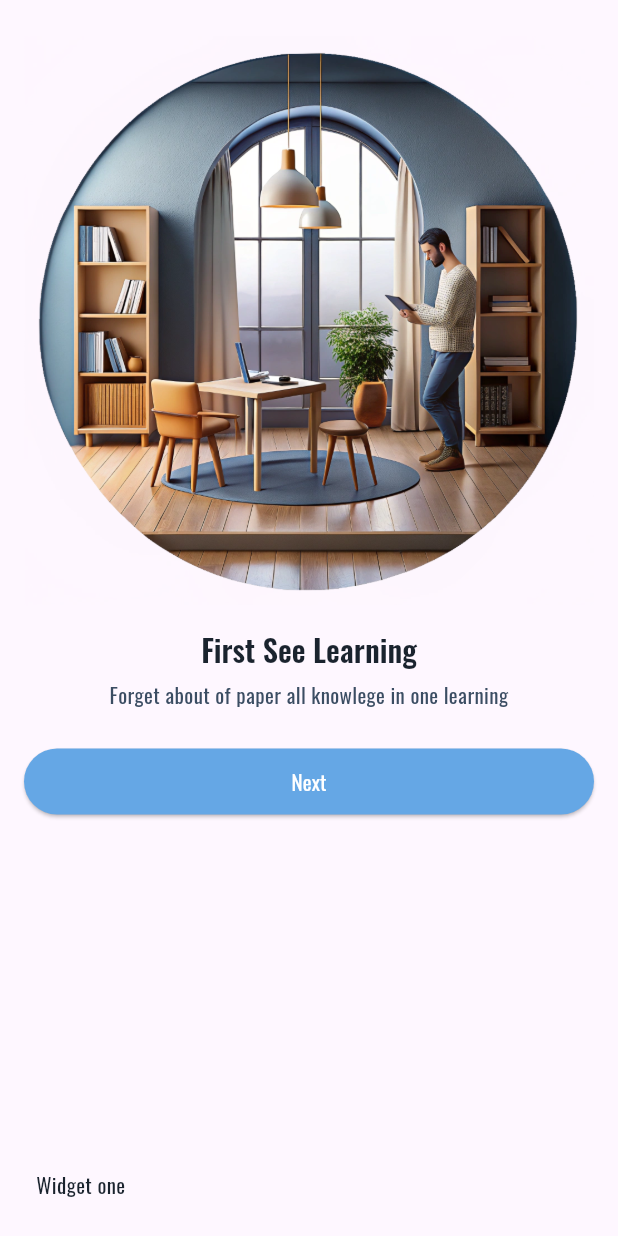
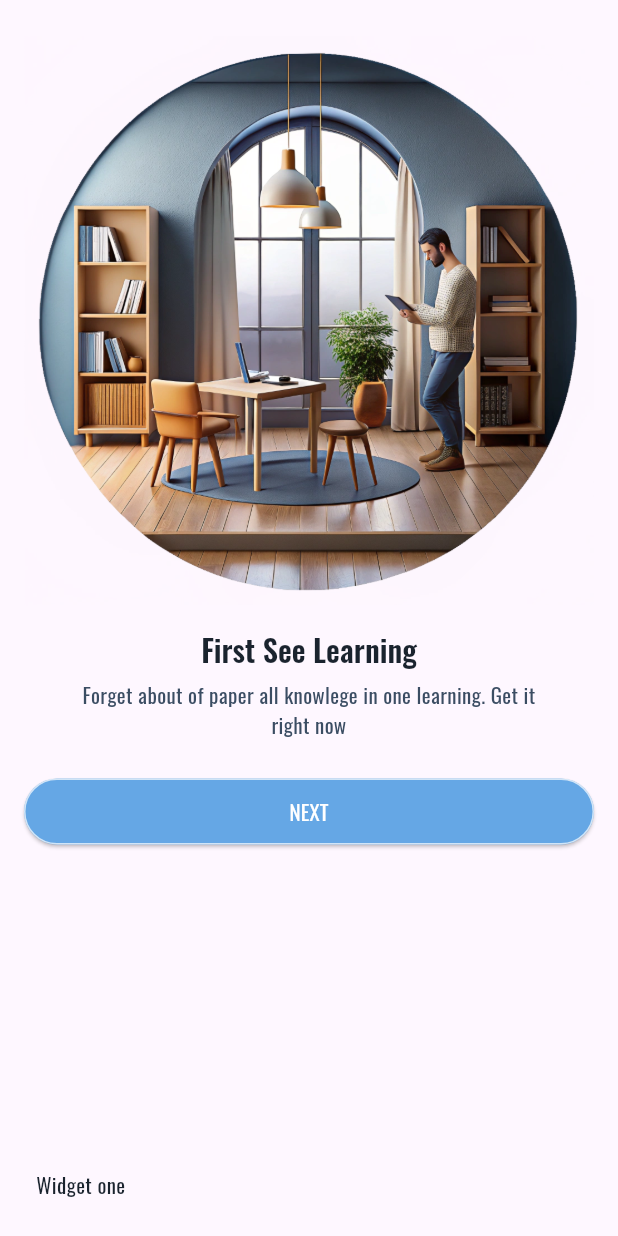
Before and after one commit to Montalmo/ualearning_app, a Flutter app: the screen it shows after launch, on a phone screen of 412 x 824 dp. Run offline on Flutter 3.47's test engine with Material 3 defaults, Android fonts, the phone set to English and light mode, and no system bars; our stand-ins replace flutter_riverpod.

Commit message:
add: pagecontroller and button scroll on welcomepage

```diff
--- a/lib/main.dart
+++ b/lib/main.dart
@@ -16,7 +16,7 @@ class MyApp extends StatelessWidget {
       title: 'Flutter Demo',
       debugShowCheckedModeBanner: false,
       theme: appThemedata,
-      home: const WelcomePage(),
+      home: WelcomePage(),
     );
   }
 }
--- a/lib/pages/welcome/welcome_page.dart
+++ b/lib/pages/welcome/welcome_page.dart
@@ -2,7 +2,21 @@ import 'package:flutter/material.dart';
 import 'package:ualearning_app/widgets/onboard_page_widget.dart';
 
 class WelcomePage extends StatelessWidget {
-  const WelcomePage({super.key});
+  WelcomePage({super.key});
+
+  final PageController _pageController = PageController(initialPage: 0);
+
+  slideOnboardingPage(int index, PageController pageController) {
+    if (pageController.hasClients) {
+      if (index < 3) {
+        pageController.animateToPage(
+          index,
+          duration: const Duration(milliseconds: 250),
+          curve: Curves.easeInOut,
+        );
+      }
+    }
+  }
 
   @override
   Widget build(BuildContext context) {
@@ -10,17 +24,28 @@ class WelcomePage extends StatelessWidget {
       body: Stack(
         children: [
           PageView(
-            children: const [
+            controller: _pageController,
+            children: [
               //* First welcomw page
               AppOnboardingPage(
+                index: 0,
+                pageController: _pageController,
+                onPress: () {
+                  slideOnboardingPage(1, _pageController);
+                },
                 title: 'First See Learning',
                 description:
-                    'Forget about of paper all knowlege in one learning',
+                    'Forget about of paper all knowlege in one learning. Get it right now',
                 imagePath: 'assets/images/firstsee_learnin_pic.png',
               ),
 
               //* Second welcome page
               AppOnboardingPage(
+                index: 1,
+                pageController: _pageController,
+                onPress: () {
+                  slideOnboardingPage(2, _pageController);
+                },
                 title: 'Connect With Everyone',
                 description:
                     'Always keep in touch yor tutor and friens. Let`s get connected',
@@ -29,6 +54,11 @@ class WelcomePage extends StatelessWidget {
 
               //* Third welcome page
               AppOnboardingPage(
+                index: 2,
+                pageController: _pageController,
+                onPress: () {
+                  slideOnboardingPage(3, _pageController);
+                },
                 title: 'Always Facinated Learning',
                 description:
                     'Anywere, anytime. The time is st your discreetion. So study wherever you can',
--- a/lib/theme/color_pallet.dart
+++ b/lib/theme/color_pallet.dart
@@ -5,4 +5,5 @@ abstract class AppColorPallet {
   static const Color textSecondaryColor = Color.fromRGBO(59, 77, 99, 1);
   static const Color mainColor = Color.fromRGBO(101, 167, 229, 1);
   static const Color whiteColor = Color.fromRGBO(255, 255, 255, 1);
+  static const Color buttonBorderColor = Color.fromRGBO(255, 255, 255, .7);
 }
--- a/lib/theme/theme_constants.dart
+++ b/lib/theme/theme_constants.dart
@@ -57,6 +57,7 @@ ElevatedButtonThemeData appElevatedButtonThemeData = ElevatedButtonThemeData(
   style: ElevatedButton.styleFrom(
     backgroundColor: AppColorPallet.mainColor,
     foregroundColor: AppColorPallet.whiteColor,
+    side: const BorderSide(color: AppColorPallet.buttonBorderColor),
     padding: const EdgeInsets.symmetric(
       horizontal: 24.0,
       vertical: 12.0,
--- a/lib/widgets/onboard_page_widget.dart
+++ b/lib/widgets/onboard_page_widget.dart
@@ -10,11 +10,16 @@ class AppOnboardingPage extends StatelessWidget {
     required this.title,
     required this.description,
     required this.imagePath,
+    required this.index,
+    required this.pageController, required this.onPress,
   });
 
   final String title;
   final String description;
   final String imagePath;
+  final int index;
+  final PageController pageController;
+  final VoidCallback onPress;
 
   @override
   Widget build(BuildContext context) {
@@ -51,9 +56,9 @@ class AppOnboardingPage extends StatelessWidget {
           ),
           AppGaps.gapH24,
           ElevatedButton(
-            onPressed: () {},
+            onPressed: onPress,
             child: Text(
-              'Next',
+              'Next'.toUpperCase(),
             ),
           ),
         ],
```
